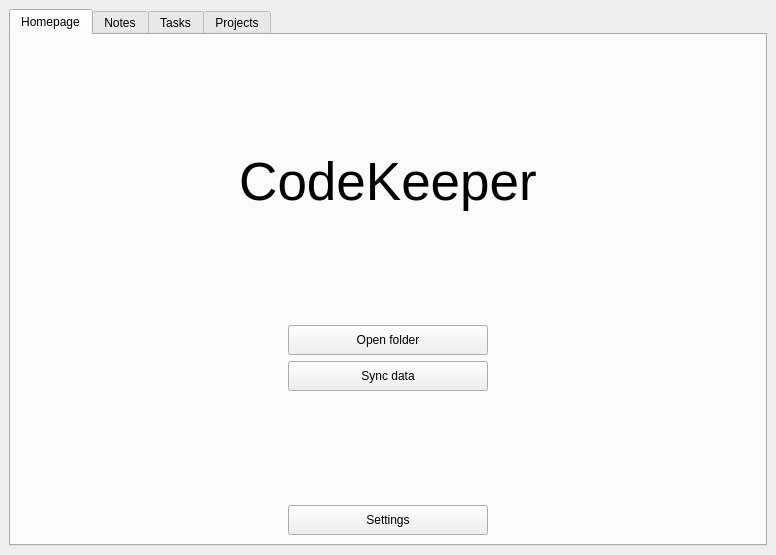
Old version of the form src/CodeKeeper/mainwindow.ui in the repository Nighty3098/CodeKeeper.
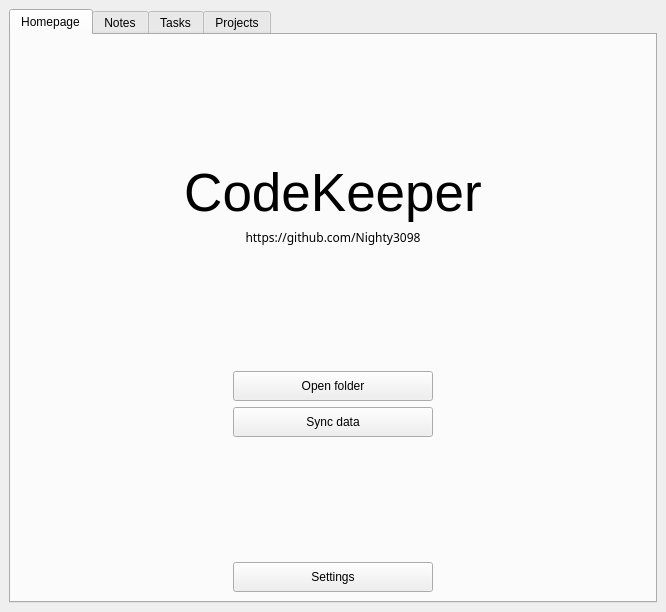
New version of the form. Icons and pictures are not drawn.

```diff
--- a/src/CodeKeeper/mainwindow.ui
+++ b/src/CodeKeeper/mainwindow.ui
@@ -6,8 +6,8 @@
    <rect>
     <x>0</x>
     <y>0</y>
-    <width>776</width>
-    <height>555</height>
+    <width>666</width>
+    <height>612</height>
    </rect>
   </property>
   <property name="minimumSize">
@@ -65,6 +65,21 @@
           </property>
          </widget>
         </item>
+        <item>
+         <widget class="QLabel" name="label">
+          <property name="font">
+           <font>
+            <family>Myanmar Text</family>
+           </font>
+          </property>
+          <property name="text">
+           <string>https://github.com/Nighty3098</string>
+          </property>
+          <property name="alignment">
+           <set>Qt::AlignCenter</set>
+          </property>
+         </widget>
+        </item>
         <item>
          <spacer name="verticalSpacer_4">
           <property name="orientation">
```
Left out of the diff: 5 changed lines with no effect on the pictures.
